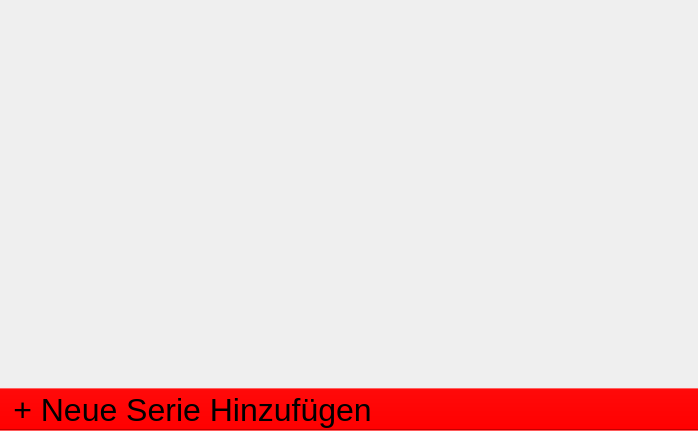
Above: src/mainwindow.ui from spsbstn/ProjectWatchlist before the change. Below: the same form after it.
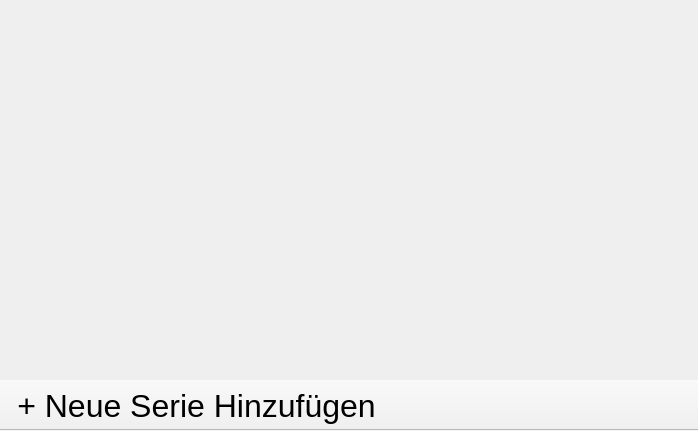
That is the form after the change.

What changed in the file:
```diff
--- a/src/mainwindow.ui
+++ b/src/mainwindow.ui
@@ -20,10 +20,7 @@
    <string>Watchlist v0.1b</string>
   </property>
   <property name="styleSheet">
-   <string notr="true"> QToolBar {
-     background: red;
-     spacing: 3px; /* spacing between items in the tool bar */
- }</string>
+   <string notr="true"/>
   </property>
   <widget class="QWidget" name="centralWidget">
    <property name="styleSheet">
```
